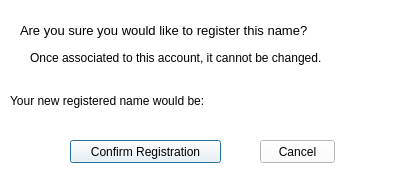
Qt form regnamedialog.ui (savoirfairelinux/jami-client-windows) before a commit.
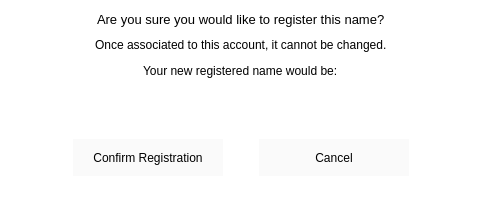
The same form after that commit.

Commit message: ux: add name registration to settings

```diff
--- a/regnamedialog.ui
+++ b/regnamedialog.ui
@@ -9,10 +9,22 @@
    <rect>
     <x>0</x>
     <y>0</y>
-    <width>420</width>
-    <height>182</height>
+    <width>480</width>
+    <height>200</height>
    </rect>
   </property>
+  <property name="minimumSize">
+   <size>
+    <width>480</width>
+    <height>200</height>
+   </size>
+  </property>
+  <property name="maximumSize">
+   <size>
+    <width>480</width>
+    <height>200</height>
+   </size>
+  </property>
   <property name="windowTitle">
    <string>Set Registered Name</string>
   </property>
@@ -22,96 +34,605 @@
   <property name="modal">
    <bool>true</bool>
   </property>
-  <widget class="QLabel" name="label">
+  <widget class="QStackedWidget" name="stackedWidget">
    <property name="geometry">
     <rect>
-     <x>20</x>
-     <y>20</y>
-     <width>381</width>
-     <height>21</height>
+     <x>0</x>
+     <y>0</y>
+     <width>481</width>
+     <height>191</height>
     </rect>
    </property>
-   <property name="font">
-    <font>
-     <pointsize>10</pointsize>
-    </font>
+   <property name="maximumSize">
+    <size>
+     <width>700</width>
+     <height>700</height>
+    </size>
    </property>
-   <property name="text">
-    <string>Are you sure you would like to register this name?</string>
+   <property name="currentIndex">
+    <number>0</number>
    </property>
-  </widget>
-  <widget class="QLabel" name="label_2">
-   <property name="geometry">
-    <rect>
-     <x>30</x>
-     <y>50</y>
-     <width>351</width>
-     <height>16</height>
-    </rect>
-   </property>
-   <property name="text">
-    <string>Once associated to this account, it cannot be changed.</string>
-   </property>
-  </widget>
-  <widget class="QPushButton" name="confirmBtn">
-   <property name="geometry">
-    <rect>
-     <x>70</x>
-     <y>140</y>
-     <width>151</width>
-     <height>23</height>
-    </rect>
-   </property>
-   <property name="text">
-    <string>Confirm Registration</string>
-   </property>
-  </widget>
-  <widget class="QPushButton" name="cancelBtn">
-   <property name="geometry">
-    <rect>
-     <x>260</x>
-     <y>140</y>
-     <width>75</width>
-     <height>23</height>
-    </rect>
-   </property>
-   <property name="text">
-    <string>Cancel</string>
-   </property>
-  </widget>
-  <widget class="QLabel" name="label_3">
-   <property name="geometry">
-    <rect>
-     <x>10</x>
-     <y>90</y>
-     <width>231</width>
-     <height>21</height>
-    </rect>
-   </property>
-   <property name="text">
-    <string>Your new registered name would be:</string>
-   </property>
-  </widget>
-  <widget class="QLabel" name="registeredName">
-   <property name="enabled">
-    <bool>true</bool>
-   </property>
-   <property name="geometry">
-    <rect>
-     <x>246</x>
-     <y>90</y>
-     <width>161</width>
-     <height>21</height>
-    </rect>
-   </property>
-   <property name="font">
-    <font>
-     <pointsize>10</pointsize>
-    </font>
-   </property>
-   <property name="text">
-    <string/>
-   </property>
+   <widget class="QWidget" name="startPage">
+    <layout class="QVBoxLayout" name="verticalLayout">
+     <item>
+      <spacer name="verticalSpacer_5">
+       <property name="orientation">
+        <enum>Qt::Vertical</enum>
+       </property>
+       <property name="sizeHint" stdset="0">
+        <size>
+         <width>20</width>
+         <height>40</height>
+        </size>
+       </property>
+      </spacer>
+     </item>
+     <item>
+      <layout class="QHBoxLayout" name="horizontalLayout_2">
+       <item>
+        <spacer name="horizontalSpacer">
+         <property name="orientation">
+          <enum>Qt::Horizontal</enum>
+         </property>
+         <property name="sizeHint" stdset="0">
+          <size>
+           <width>40</width>
+           <height>20</height>
+          </size>
+         </property>
+        </spacer>
+       </item>
+       <item>
+        <widget class="QLabel" name="label">
+         <property name="font">
+          <font>
+           <pointsize>10</pointsize>
+          </font>
+         </property>
+         <property name="text">
+          <string>Are you sure you would like to register this name?</string>
+         </property>
+        </widget>
+       </item>
+       <item>
+        <spacer name="horizontalSpacer_2">
+         <property name="orientation">
+          <enum>Qt::Horizontal</enum>
+         </property>
+         <property name="sizeHint" stdset="0">
+          <size>
+           <width>40</width>
+           <height>20</height>
+          </size>
+         </property>
+        </spacer>
+       </item>
+      </layout>
+     </item>
+     <item>
+      <layout class="QHBoxLayout" name="horizontalLayout">
+       <item>
+        <spacer name="horizontalSpacer_3">
+         <property name="orientation">
+          <enum>Qt::Horizontal</enum>
+         </property>
+         <property name="sizeHint" stdset="0">
+          <size>
+           <width>40</width>
+           <height>20</height>
+          </size>
+         </property>
+        </spacer>
+       </item>
+       <item>
+        <widget class="QLabel" name="label_2">
+         <property name="text">
+          <string>Once associated to this account, it cannot be changed.</string>
+         </property>
+        </widget>
+       </item>
+       <item>
+        <spacer name="horizontalSpacer_4">
+         <property name="orientation">
+          <enum>Qt::Horizontal</enum>
+         </property>
+         <property name="sizeHint" stdset="0">
+          <size>
+           <width>40</width>
+           <height>20</height>
+          </size>
+         </property>
+        </spacer>
+       </item>
+      </layout>
+     </item>
+     <item>
+      <layout class="QHBoxLayout" name="horizontalLayout_3">
+       <item>
+        <spacer name="horizontalSpacer_5">
+         <property name="orientation">
+          <enum>Qt::Horizontal</enum>
+         </property>
+         <property name="sizeHint" stdset="0">
+          <size>
+           <width>40</width>
+           <height>20</height>
+          </size>
+         </property>
+        </spacer>
+       </item>
+       <item>
+        <widget class="QLabel" name="label_3">
+         <property name="text">
+          <string>Your new registered name would be:</string>
+         </property>
+        </widget>
+       </item>
+       <item>
+        <spacer name="horizontalSpacer_6">
+         <property name="orientation">
+          <enum>Qt::Horizontal</enum>
+         </property>
+         <property name="sizeHint" stdset="0">
+          <size>
+           <width>40</width>
+           <height>20</height>
+          </size>
+         </property>
+        </spacer>
+       </item>
+      </layout>
+     </item>
+     <item>
+      <layout class="QHBoxLayout" name="horizontalLayout_5">
+       <property name="topMargin">
+        <number>6</number>
+       </property>
+       <item>
+        <spacer name="horizontalSpacer_10">
+         <property name="orientation">
+          <enum>Qt::Horizontal</enum>
+         </property>
+         <property name="sizeHint" stdset="0">
+          <size>
+           <width>40</width>
+           <height>20</height>
+          </size>
+         </property>
+        </spacer>
+       </item>
+       <item>
+        <widget class="QLabel" name="registeredName">
+         <property name="enabled">
+          <bool>true</bool>
+         </property>
+         <property name="font">
+          <font>
+           <pointsize>10</pointsize>
+          </font>
+         </property>
+         <property name="text">
+          <string/>
+         </property>
+         <property name="textInteractionFlags">
+          <set>Qt::LinksAccessibleByMouse|Qt::TextSelectableByMouse</set>
+         </property>
+        </widget>
+       </item>
+       <item>
+        <spacer name="horizontalSpacer_11">
+         <property name="orientation">
+          <enum>Qt::Horizontal</enum>
+         </property>
+         <property name="sizeHint" stdset="0">
+          <size>
+           <width>40</width>
+           <height>20</height>
+          </size>
+         </property>
+        </spacer>
+       </item>
+      </layout>
+     </item>
+     <item>
+      <spacer name="verticalSpacer">
+       <property name="orientation">
+        <enum>Qt::Vertical</enum>
+       </property>
+       <property name="sizeType">
+        <enum>QSizePolicy::Fixed</enum>
+       </property>
+       <property name="sizeHint" stdset="0">
+        <size>
+         <width>20</width>
+         <height>20</height>
+        </size>
+       </property>
+      </spacer>
+     </item>
+     <item>
+      <layout class="QHBoxLayout" name="horizontalLayout_4">
+       <property name="bottomMargin">
+        <number>10</number>
+       </property>
+       <item>
+        <spacer name="horizontalSpacer_7">
+         <property name="orientation">
+          <enum>Qt::Horizontal</enum>
+         </property>
+         <property name="sizeHint" stdset="0">
+          <size>
+           <width>40</width>
+           <height>20</height>
+          </size>
+         </property>
+        </spacer>
+       </item>
+       <item>
+        <widget class="QPushButton" name="startPageConfirmBtn">
+         <property name="minimumSize">
+          <size>
+           <width>150</width>
+           <height>37</height>
+          </size>
+         </property>
+         <property name="styleSheet">
+          <string notr="true">background: rgb(250, 250, 250); border: none; padding: 10px;</string>
+         </property>
+         <property name="text">
+          <string>Confirm Registration</string>
+         </property>
+        </widget>
+       </item>
+       <item>
+        <spacer name="horizontalSpacer_8">
+         <property name="orientation">
+          <enum>Qt::Horizontal</enum>
+         </property>
+         <property name="sizeType">
+          <enum>QSizePolicy::Fixed</enum>
+         </property>
+         <property name="sizeHint" stdset="0">
+          <size>
+           <width>30</width>
+           <height>30</height>
+          </size>
+         </property>
+        </spacer>
+       </item>
+       <item>
+        <widget class="QPushButton" name="startPageCancelBtn">
+         <property name="minimumSize">
+          <size>
+           <width>150</width>
+           <height>37</height>
+          </size>
+         </property>
+         <property name="styleSheet">
+          <string notr="true">background: rgb(250, 250, 250); border: none; padding: 10px;</string>
+         </property>
+         <property name="text">
+          <string>Cancel</string>
+         </property>
+        </widget>
+       </item>
+       <item>
+        <spacer name="horizontalSpacer_9">
+         <property name="orientation">
+          <enum>Qt::Horizontal</enum>
+         </property>
+         <property name="sizeHint" stdset="0">
+          <size>
+           <width>40</width>
+           <height>20</height>
+          </size>
+         </property>
+        </spacer>
+       </item>
+      </layout>
+     </item>
+     <item>
+      <spacer name="verticalSpacer_6">
+       <property name="orientation">
+        <enum>Qt::Vertical</enum>
+       </property>
+       <property name="sizeHint" stdset="0">
+        <size>
+         <width>20</width>
+         <height>40</height>
+        </size>
+       </property>
+      </spacer>
+     </item>
+    </layout>
+   </widget>
+   <widget class="QWidget" name="loadingPage">
+    <layout class="QVBoxLayout" name="verticalLayout_6">
+     <item>
+      <spacer name="verticalSpacer_15">
+       <property name="orientation">
+        <enum>Qt::Vertical</enum>
+       </property>
+       <property name="sizeHint" stdset="0">
+        <size>
+         <width>20</width>
+         <height>40</height>
+        </size>
+       </property>
+      </spacer>
+     </item>
+     <item>
+      <layout class="QHBoxLayout" name="horizontalLayout_15">
+       <item>
+        <spacer name="horizontalSpacer_32">
+         <property name="orientation">
+          <enum>Qt::Horizontal</enum>
+         </property>
+         <property name="sizeHint" stdset="0">
+          <size>
+           <width>40</width>
+           <height>20</height>
+          </size>
+         </property>
+        </spacer>
+       </item>
+       <item>
+        <widget class="QLabel" name="spinnerLabel">
+         <property name="minimumSize">
+          <size>
+           <width>40</width>
+           <height>40</height>
+          </size>
+         </property>
+         <property name="maximumSize">
+          <size>
+           <width>40</width>
+           <height>40</height>
+          </size>
+         </property>
+         <property name="text">
+          <string/>
+         </property>
+        </widget>
+       </item>
+       <item>
+        <spacer name="horizontalSpacer_33">
+         <property name="orientation">
+          <enum>Qt::Horizontal</enum>
+         </property>
+         <property name="sizeHint" stdset="0">
+          <size>
+           <width>40</width>
+           <height>20</height>
+          </size>
+         </property>
+        </spacer>
+       </item>
+      </layout>
+     </item>
+     <item>
+      <spacer name="verticalSpacer_16">
+       <property name="orientation">
+        <enum>Qt::Vertical</enum>
+       </property>
+       <property name="sizeHint" stdset="0">
+        <size>
+         <width>20</width>
+         <height>40</height>
+        </size>
+       </property>
+      </spacer>
+     </item>
+    </layout>
+   </widget>
+   <widget class="QWidget" name="nameRegisteredPage">
+    <layout class="QVBoxLayout" name="verticalLayout_2">
+     <item>
+      <layout class="QHBoxLayout" name="horizontalLayout_6">
+       <item>
+        <spacer name="horizontalSpacer_12">
+         <property name="orientation">
+          <enum>Qt::Horizontal</enum>
+         </property>
+         <property name="sizeHint" stdset="0">
+          <size>
+           <width>40</width>
+           <height>20</height>
+          </size>
+         </property>
+        </spacer>
+       </item>
+       <item>
+        <widget class="QLabel" name="label_4">
+         <property name="font">
+          <font>
+           <pointsize>10</pointsize>
+          </font>
+         </property>
+         <property name="text">
+          <string>The name has been successfully registered!</string>
+         </property>
+        </widget>
+       </item>
+       <item>
+        <spacer name="horizontalSpacer_13">
+         <property name="orientation">
+          <enum>Qt::Horizontal</enum>
+         </property>
+         <property name="sizeHint" stdset="0">
+          <size>
+           <width>40</width>
+           <height>20</height>
+          </size>
+         </property>
+        </spacer>
+       </item>
+      </layout>
+     </item>
+    </layout>
+   </widget>
+   <widget class="QWidget" name="nameNotRegisteredPage">
+    <layout class="QVBoxLayout" name="verticalLayout_3">
+     <item>
+      <spacer name="verticalSpacer_3">
+       <property name="orientation">
+        <enum>Qt::Vertical</enum>
+       </property>
+       <property name="sizeHint" stdset="0">
+        <size>
+         <width>20</width>
+         <height>40</height>
+        </size>
+       </property>
+      </spacer>
+     </item>
+     <item>
+      <layout class="QHBoxLayout" name="horizontalLayout_7">
+       <item>
+        <spacer name="horizontalSpacer_14">
+         <property name="orientation">
+          <enum>Qt::Horizontal</enum>
+         </property>
+         <property name="sizeHint" stdset="0">
+          <size>
+           <width>40</width>
+           <height>20</height>
+          </size>
+         </property>
+        </spacer>
+       </item>
+       <item>
+        <widget class="QLabel" name="label_5">
+         <property name="font">
+          <font>
+           <pointsize>10</pointsize>
+          </font>
+         </property>
+         <property name="text">
+          <string>Something went wrong.</string>
+         </property>
+        </widget>
+       </item>
+       <item>
+        <spacer name="horizontalSpacer_15">
+         <property name="orientation">
+          <enum>Qt::Horizontal</enum>
+         </property>
+         <property name="sizeHint" stdset="0">
+          <size>
+           <width>40</width>
+           <height>20</height>
+          </size>
+         </property>
+        </spacer>
+       </item>
+      </layout>
+     </item>
+     <item>
+      <layout class="QHBoxLayout" name="horizontalLayout_8">
+       <item>
+        <spacer name="horizontalSpacer_16">
+         <property name="orientation">
+          <enum>Qt::Horizontal</enum>
+         </property>
+         <property name="sizeHint" stdset="0">
+          <size>
+           <width>40</width>
+           <height>20</height>
+          </size>
+         </property>
+        </spacer>
+       </item>
+       <item>
+        <widget class="QLabel" name="label_6">
+         <property name="text">
+          <string>Please try again later</string>
+         </property>
+        </widget>
+       </item>
+       <item>
+        <spacer name="horizontalSpacer_17">
+         <property name="orientation">
+          <enum>Qt::Horizontal</enum>
+         </property>
+         <property name="sizeHint" stdset="0">
+          <size>
+           <width>40</width>
+           <height>20</height>
+          </size>
+         </property>
+        </spacer>
+       </item>
+      </layout>
+     </item>
+     <item>
+      <spacer name="verticalSpacer_2">
+       <property name="orientation">
+        <enum>Qt::Vertical</enum>
+       </property>
+       <property name="sizeType">
+        <enum>QSizePolicy::Fixed</enum>
+       </property>
+       <property name="sizeHint" stdset="0">
+        <size>
+         <width>20</width>
+         <height>10</height>
+        </size>
+       </property>
+      </spacer>
+     </item>
+     <item>
+      <layout class="QHBoxLayout" name="horizontalLayout_9">
+       <item>
+        <spacer name="horizontalSpacer_18">
+         <property name="orientation">
+          <enum>Qt::Horizontal</enum>
+         </property>
+         <property name="sizeHint" stdset="0">
+          <size>
+           <width>40</width>
+           <height>20</height>
+          </size>
+         </property>
+        </spacer>
+       </item>
+       <item>
+        <widget class="QLabel" name="label_7">
+         <property name="text">
+          <string>Your account does not have a registered name</string>
+         </property>
+        </widget>
+       </item>
+       <item>
+        <spacer name="horizontalSpacer_19">
+         <property name="orientation">
+          <enum>Qt::Horizontal</enum>
+         </property>
+         <property name="sizeHint" stdset="0">
+          <size>
+           <width>40</width>
+           <height>20</height>
+          </size>
+         </property>
+        </spacer>
+       </item>
+      </layout>
+     </item>
+     <item>
+      <spacer name="verticalSpacer_4">
+       <property name="orientation">
+        <enum>Qt::Vertical</enum>
+       </property>
+       <property name="sizeHint" stdset="0">
+        <size>
+         <width>20</width>
+         <height>40</height>
+        </size>
+       </property>
+      </spacer>
+     </item>
+    </layout>
+   </widget>
   </widget>
  </widget>
  <resources/>
```
The commit also changes 3 other files.
